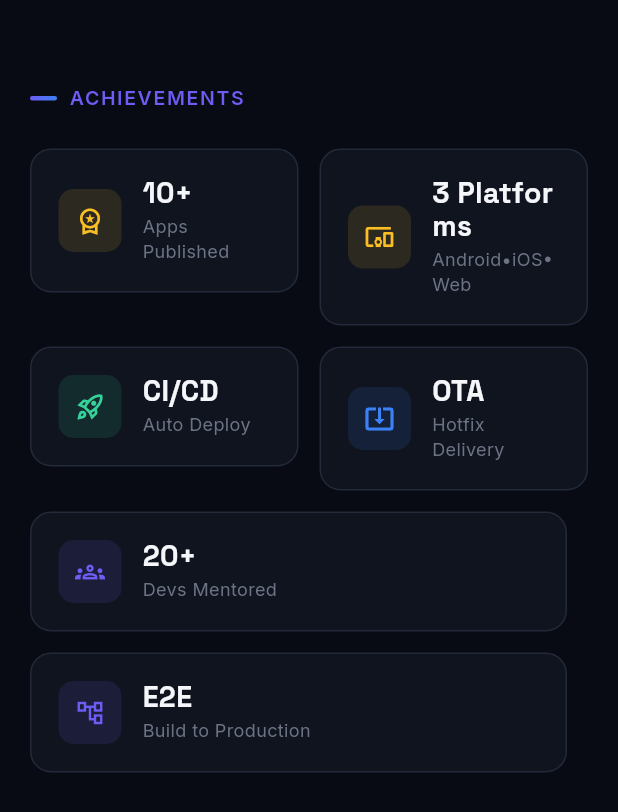
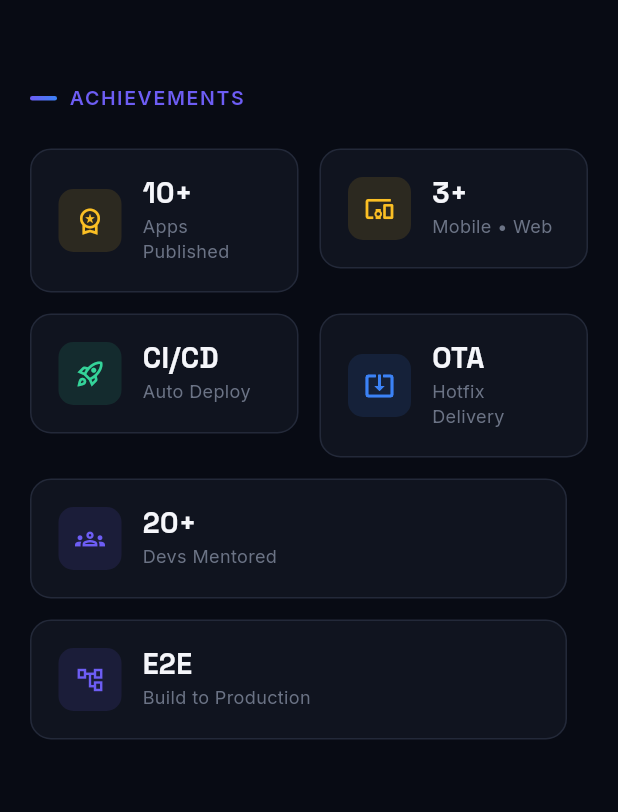
Before and after one commit to prabhunath111/imprabhu, a Flutter app: the AchievementsSection widget shown alone on an empty page, opened directly, on a phone screen of 412 x 824 dp. Shown: the top 812 px of the screen. Run offline on Flutter 3.47's test engine with Material 3 defaults, Android fonts, the phone set to English and light mode, and no system bars; our stand-ins replace google_fonts.

Commit message:
Update platform labels in achievements section and upgrade dependencies

```diff
--- a/lib/sections/achievements_section.dart
+++ b/lib/sections/achievements_section.dart
@@ -23,8 +23,9 @@ class AchievementsSection extends StatelessWidget {
         // icon: Icons.star_rounded,
         icon: Icons.devices_other_outlined,
         iconColor: AppColors.warning,
-        value: "3 Platforms ",
-        label: "Android•iOS•Web",
+        value: "3+",
+        label: "Mobile • Web",
+        // label: "Android•iOS•Web",
         // label: "Android • iOS • Web",
         width: mobile ? (width - 40 - 14) / 2 : 210,
       ),
```
Also changed, not shown: pubspec.lock.
